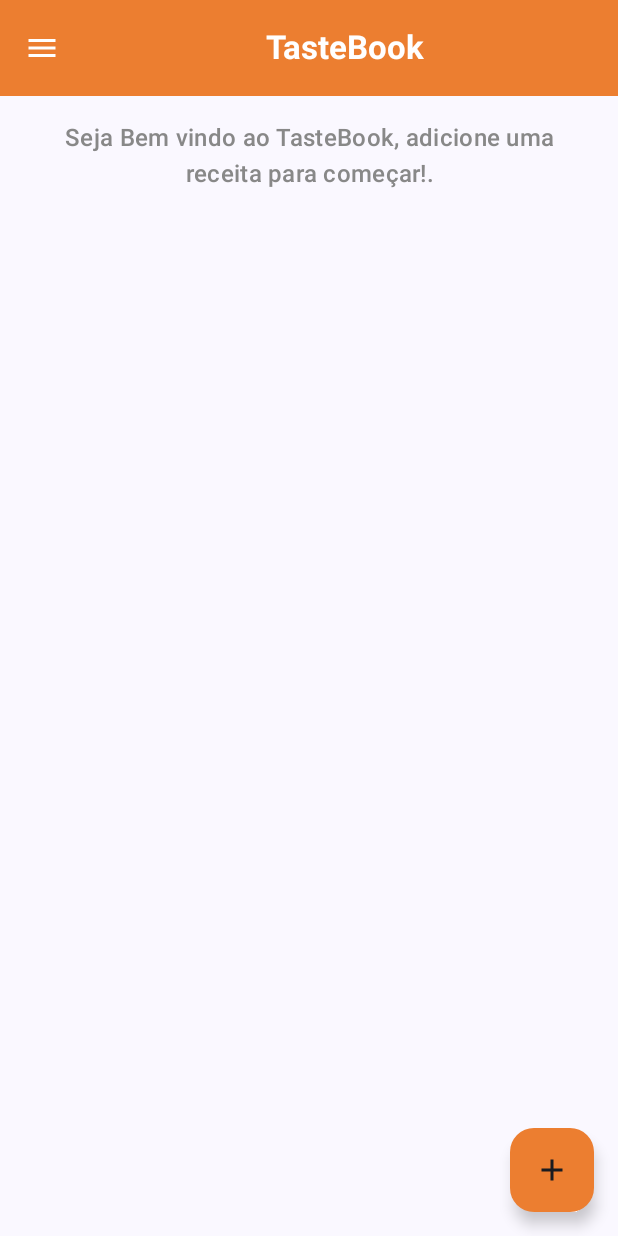
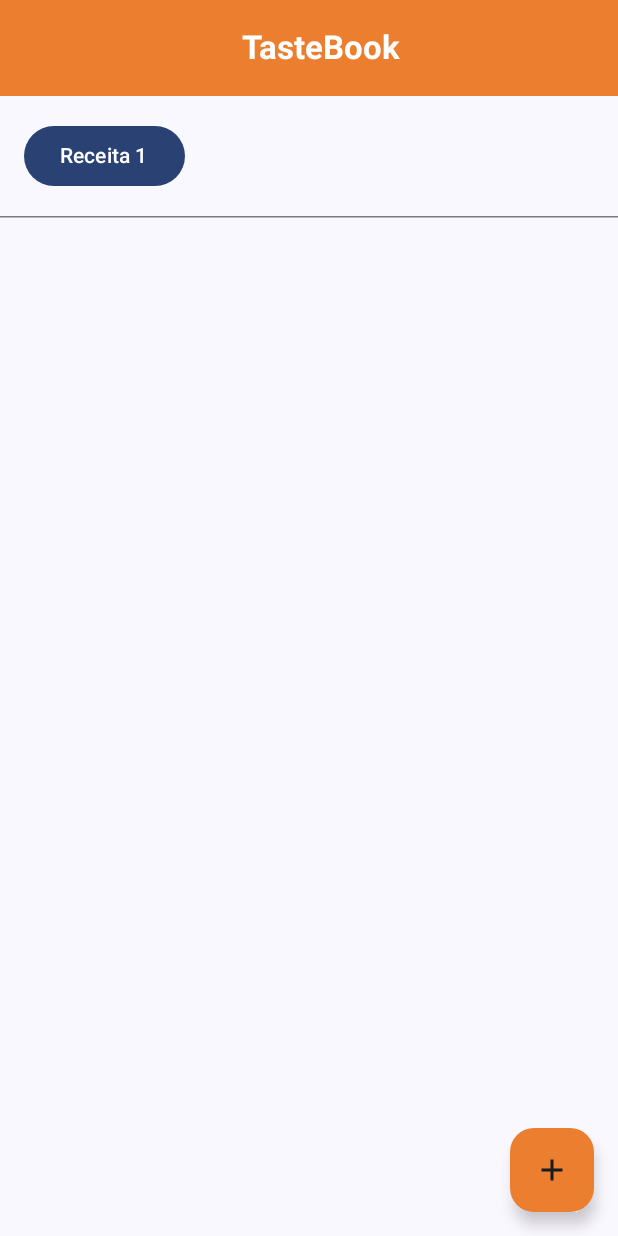
Before and after one commit to MarcelFlrs/AppDeReceitas, an Android app built with Jetpack Compose: the ListaReceitas screen opened through its navigation route, on a phone screen of 412 x 824 dp. Run offline under Robolectric (Android 15) with nearby library versions, the phone set to English and light mode, and no system bars.

Commit message:
telas receitas atualizadas

```diff
--- a/app/src/main/java/br/edu/up/appdereceitas/RecipeApp.kt
+++ b/app/src/main/java/br/edu/up/appdereceitas/RecipeApp.kt
@@ -3,18 +3,11 @@
 import androidx.compose.runtime.Composable
 import androidx.compose.ui.tooling.preview.Devices
 import androidx.compose.ui.tooling.preview.Preview
-import androidx.lifecycle.ViewModelProvider
-import androidx.lifecycle.viewmodel.compose.viewModel
 import androidx.navigation.compose.NavHost
 import androidx.navigation.compose.composable
 import androidx.navigation.compose.rememberNavController
 import br.edu.up.appdereceitas.screen.ListaReceitas
-// import br.edu.up.appdereceitas.ui.model.CategoriaViewModel
-import br.edu.up.appdereceitas.ui.screen.AdicionarReceitas
-import br.edu.up.appdereceitas.ui.screen.DetalhesReceita
-import br.edu.up.appdereceitas.ui.screen.TelaCategorias
 import br.edu.up.appdereceitas.ui.theme.AppDeReceitasTheme
-import br.edu.up.appdereceitas.ui.viewmodel.ReceitaViewModel
 
 
 @Preview(
@@ -23,40 +16,21 @@
 @Composable
 fun RecipeApp() {
     AppDeReceitasTheme{
-        val receitaViewModel: ReceitaViewModel = viewModel()
         val navController = rememberNavController()
 
         NavHost(navController = navController, startDestination = "_receitas") {
 
 
             composable("_categorias") { backStackEntry ->
-                val viewModel = ViewModelProvider(backStackEntry)/*[//CategoriaViewModel::class.java]*/
-                TelaCategorias(navController, /*viewModel*/)
             }
 
 
             composable("_receitas") {
-                ListaReceitas(
-                    receitas = receitaViewModel.receitas,
-                    onReceitaClick = { receita -> navController.navigate("detalhes/${receita.nome}") },
-                    onCriarReceita = { navController.navigate("adicionar") },
-                    navController = navController
-                )
+                ListaReceitas()
             }
 
-            composable("detalhes/{receitaNome}") { backStackEntry ->
-                val receitaNome = backStackEntry.arguments?.getString("receitaNome")
-                val receita = receitaViewModel.receitas.find { it.nome == receitaNome }
-                if (receita != null) {
-                    DetalhesReceita(navController = navController, receita = receita, receitaViewModel)
-                }
-            }
+            composable("adicionar") {
 
-
-            composable("adicionar") {
-                AdicionarReceitas(navController, onAdicionarReceita = { novaReceita ->
-                    receitaViewModel.adicionarReceita(novaReceita)
-                }) /*categoriaViewModel = CategoriaViewModel())*/
             }
         }
     }
--- a/app/src/main/java/br/edu/up/appdereceitas/ui/model/Categoria.kt
+++ /dev/null
@@ -1,5 +0,0 @@
-package br.edu.up.appdereceitas.ui.model
-
-data class Categoria(
-    val nome: String
-)
--- a/app/src/main/java/br/edu/up/appdereceitas/ui/model/ReceitaViewModel.kt
+++ /dev/null
@@ -1,26 +0,0 @@
-package br.edu.up.appdereceitas.ui.viewmodel
-
-import androidx.compose.runtime.mutableStateListOf
-import androidx.lifecycle.ViewModel
-import androidx.lifecycle.viewModelScope
-import kotlinx.coroutines.launch
-import br.edu.up.appdereceitas.ui.model.Categoria
-import br.edu.up.appdereceitas.ui.model.Receita
-
-class ReceitaViewModel : ViewModel() {
-
-    private val _receitas = mutableStateListOf<Receita>()
-    val receitas: List<Receita> get() = _receitas.toList()
-
-    fun adicionarReceita(novaReceita: Receita) {
-        viewModelScope.launch {
-            _receitas.add(novaReceita)
-        }
-    }
-
-    fun removerReceita(receita: Receita) {
-        _receitas.remove(receita)
-
-    }
-
-}
--- a/app/src/main/java/br/edu/up/appdereceitas/ui/screen/CategoriaReceitas.kt
+++ b/app/src/main/java/br/edu/up/appdereceitas/ui/screen/CategoriaReceitas.kt
@@ -5,8 +5,6 @@
 import androidx.compose.material3.Scaffold
 import androidx.compose.material3.Text
 import androidx.compose.runtime.Composable
-import androidx.compose.runtime.collectAsState
-import androidx.compose.runtime.getValue
 import androidx.compose.ui.Modifier
 import androidx.compose.ui.unit.dp
 import androidx.navigation.NavController
@@ -23,8 +21,7 @@
     Scaffold(
         topBar = {
             AppTopBar(
-                title = { Text("Categorias") },
-                navController = navController
+                title = { Text("Categorias") }
             )
         }
     ) { innerPadding ->
--- a/app/src/main/java/br/edu/up/appdereceitas/ui/screen/ListaReceitas.kt
+++ b/app/src/main/java/br/edu/up/appdereceitas/ui/screen/ListaReceitas.kt
@@ -4,9 +4,9 @@
 import androidx.compose.foundation.layout.fillMaxWidth
 import androidx.compose.foundation.layout.padding
 import androidx.compose.foundation.lazy.LazyColumn
-import androidx.compose.foundation.lazy.items
 import androidx.compose.material.icons.Icons
 import androidx.compose.material.icons.filled.Add
+import androidx.compose.material3.Button
 import androidx.compose.material3.DrawerValue
 import androidx.compose.material3.FloatingActionButton
 import androidx.compose.material3.HorizontalDivider
@@ -23,25 +23,18 @@
 import androidx.compose.ui.text.font.FontWeight
 import androidx.compose.ui.text.style.TextAlign
 import androidx.compose.ui.unit.dp
-import androidx.navigation.NavController
-import br.edu.up.appdereceitas.ui.model.Receita
+import androidx.navigation.compose.rememberNavController
 import br.edu.up.appdereceitas.ui.util.AppTopBar
 import br.edu.up.appdereceitas.ui.util.DrawerContent
-import kotlinx.coroutines.launch
 
 @Composable
-fun ListaReceitas(
-    receitas: List<Receita>,
-    onReceitaClick: (Receita) -> Unit,
-    onCriarReceita: () -> Unit,
-    navController: NavController
-) {
+fun ListaReceitas() {
     val drawerState = rememberDrawerState(DrawerValue.Closed)
-    val scope = rememberCoroutineScope()
+    val navController = rememberNavController()
 
 
     ModalNavigationDrawer(
-        drawerContent = { DrawerContent(navController) },
+        drawerContent = {},
         drawerState = drawerState
     ) {
         Scaffold(
@@ -56,44 +49,28 @@
                             ),
                             modifier = Modifier.fillMaxWidth()
                         )
-                    },
-                    navController = navController,
-                    onDrawerClick = {
-                        scope.launch { drawerState.open() }
                     }
+
                 )
             },
             floatingActionButton = {
                 FloatingActionButton(
                     containerColor = Color(0xFFec7e30),
-                    onClick = onCriarReceita
+                    onClick = { }
                 ) {
                     Icon(Icons.Default.Add, contentDescription = "Adicionar Receita")
                 }
             }
         ) { innerPadding ->
             LazyColumn(modifier = Modifier.padding(innerPadding)) {
-                if (receitas.isEmpty()) {
-                    item {
-                        Text(
-                            text = "Seja Bem vindo ao TasteBook, adicione uma receita para começar!.",
-                            style = MaterialTheme.typography.titleMedium.copy(color = Color.Gray),
-                            modifier = Modifier
-                                .padding(16.dp)
-                                .fillMaxWidth(),
-                            textAlign = TextAlign.Center
-                        )
+                item {
+                    Button(
+                        onClick = { navController.navigate("_receitas") },
+                        modifier = Modifier.padding(16.dp)
+                    ) {
+                        Text(text = "Receita 1")
                     }
-                } else {
-                    items(receitas) { receita ->
-                        Text(
-                            text = receita.nome,
-                            modifier = Modifier
-                                .padding(16.dp)
-                                .clickable { onReceitaClick(receita) }
-                        )
-                        HorizontalDivider()
-                    }
+                    HorizontalDivider()
                 }
             }
         }
--- a/app/src/main/java/br/edu/up/appdereceitas/ui/util/AppTopBar.kt
+++ b/app/src/main/java/br/edu/up/appdereceitas/ui/util/AppTopBar.kt
@@ -11,13 +11,11 @@
 import androidx.compose.material3.TopAppBarDefaults
 import androidx.compose.runtime.Composable
 import androidx.compose.ui.graphics.Color
-import androidx.navigation.NavController
 
 @OptIn(ExperimentalMaterial3Api::class)
 @Composable
 fun AppTopBar(
     title: @Composable () -> Unit,
-    navController: NavController,
     onDrawerClick: (() -> Unit)? = null,
     mostrarBotaoVoltar: Boolean = false
 ) {
@@ -25,11 +23,7 @@
         title = title,
         navigationIcon = {
             Row {
-                if (mostrarBotaoVoltar) {
-                    IconButton(onClick = { navController.popBackStack() }) {
-                        Icon(Icons.AutoMirrored.Filled.ArrowBack, contentDescription = "Voltar")
-                    }
-                }
+
                 if (onDrawerClick != null) {
                     IconButton(onClick = { onDrawerClick() }) {
                         Icon(Icons.Filled.Menu, contentDescription = "Abrir Menu")
```
Also changed, not shown: app/src/main/java/br/edu/up/appdereceitas/ui/model/CategoriaViewModel.kt (deleted, +0 -18 lines), app/src/main/java/br/edu/up/appdereceitas/ui/model/Receita.kt (deleted, +0 -12 lines), app/src/main/java/br/edu/up/appdereceitas/ui/screen/AdicionarReceitas.kt (+11 -37 lines), app/src/main/java/br/edu/up/appdereceitas/ui/screen/DetalhesReceitas.kt (+8 -14 lines).
